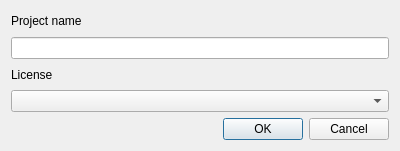
The window that svir/ui/ui_upload_gv_proj.ui (gem/oq-irmt-qgis) describes before a commit, drawn with Qt 5.
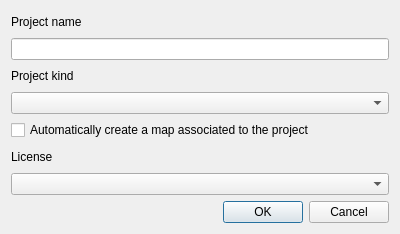
The same window after the commit.

Commit message: Populate project kind cbx; check if proj name is already taken

Diff of the .ui file:
```diff
--- a/svir/ui/ui_upload_gv_proj.ui
+++ b/svir/ui/ui_upload_gv_proj.ui
@@ -7,7 +7,7 @@
     <x>0</x>
     <y>0</y>
     <width>400</width>
-    <height>151</height>
+    <height>234</height>
    </rect>
   </property>
   <property name="windowTitle">
@@ -24,6 +24,23 @@
    <item>
     <widget class="QLineEdit" name="proj_name_le"/>
    </item>
+   <item>
+    <widget class="QLabel" name="project_kind_lbl">
+     <property name="text">
+      <string>Project kind</string>
+     </property>
+    </widget>
+   </item>
+   <item>
+    <widget class="QComboBox" name="project_kind_cbx"/>
+   </item>
+   <item>
+    <widget class="QCheckBox" name="auto_create_map">
+     <property name="text">
+      <string>Automatically create a map associated to the project</string>
+     </property>
+    </widget>
+   </item>
    <item>
     <widget class="QLabel" name="license_lbl">
      <property name="text">
```
The commit also changes 2 other files.
